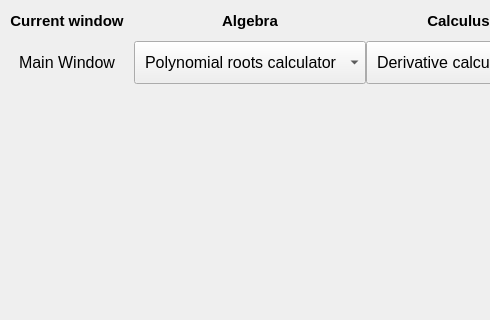
Old version of the form MathApp.ui in the repository dospix/math-GUI-app; both pictures show x 0 to 490 and y 0 to 320 of the 1007 by 713 pixel window.
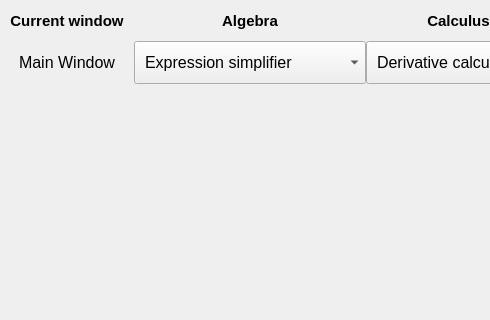
New version of the form.

Commit message: change Algebra combo box items

Patch:
```diff
--- a/MathApp.ui
+++ b/MathApp.ui
@@ -469,12 +469,12 @@
         </property>
         <item>
          <property name="text">
-          <string>Polynomial roots calculator</string>
+          <string>Expression simplifier</string>
          </property>
         </item>
         <item>
          <property name="text">
-          <string>Function inverse calculator</string>
+          <string>Polynomial roots calculator</string>
          </property>
         </item>
        </widget>
```
